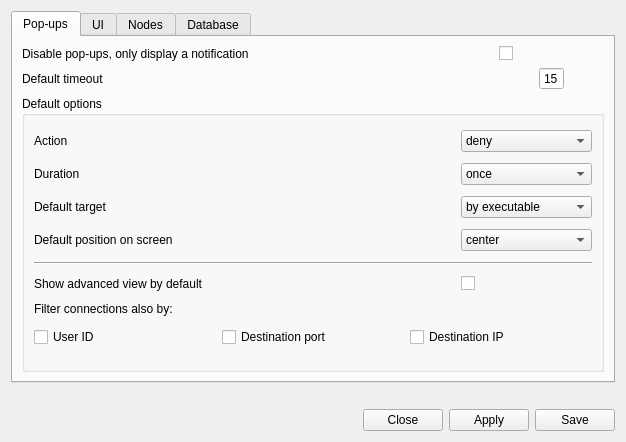
evilsocket/opensnitch, file ui/opensnitch/res/preferences.ui: the form before one commit.
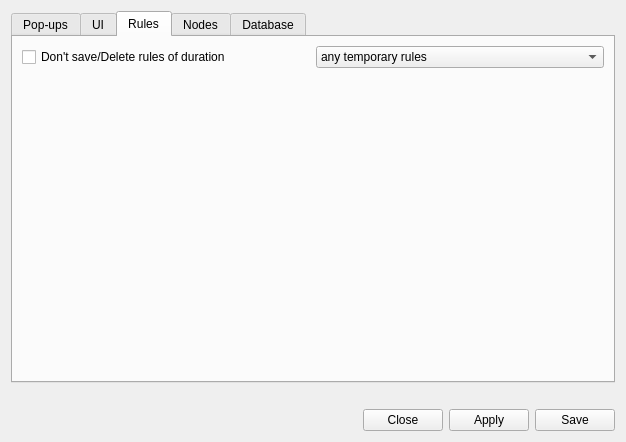
The form after the commit. The open tabs and pages were chosen to show the change. Icons and pictures are not drawn.

Commit message:
ui: more options to exclude/autoflush temp rules
Added more options for auto excluding/deleting temporary rules.
If the GUI was configured to store events to disk, you could end up
having thousands of temporary rules over time.

Closes: #622

```diff
--- a/ui/opensnitch/res/preferences.ui
+++ b/ui/opensnitch/res/preferences.ui
@@ -481,17 +481,7 @@
        <string>UI</string>
       </attribute>
       <layout class="QGridLayout" name="gridLayout_6">
-       <item row="2" column="0">
-        <widget class="QCheckBox" name="checkUIRules">
-         <property name="toolTip">
-          <string>&lt;html&gt;&lt;head/&gt;&lt;body&gt;&lt;p&gt;When this option is selected, the rules of the selected duration won't be added to the list of temporary rules in the GUI.&lt;/p&gt;&lt;p&gt;&lt;br/&gt;&lt;/p&gt;&lt;p&gt;Temporary rules will still be valid, and you can use them when prompted to allow/deny a new connection.&lt;/p&gt;&lt;/body&gt;&lt;/html&gt;</string>
-         </property>
-         <property name="text">
-          <string>Don't save rules of duration</string>
-         </property>
-        </widget>
-       </item>
-       <item row="3" column="0" colspan="2">
+       <item row="2" column="0" colspan="2">
         <widget class="QGroupBox" name="groupNotifs">
          <property name="sizePolicy">
           <sizepolicy hsizetype="Preferred" vsizetype="Fixed">
@@ -725,7 +715,28 @@
          </property>
         </widget>
        </item>
-       <item row="2" column="1">
+      </layout>
+     </widget>
+     <widget class="QWidget" name="tab_5">
+      <attribute name="title">
+       <string>Rules</string>
+      </attribute>
+      <layout class="QGridLayout" name="gridLayout_11">
+       <item row="0" column="0">
+        <layout class="QHBoxLayout" name="horizontalLayout_5">
+         <item>
+          <widget class="QCheckBox" name="checkUIRules">
+           <property name="toolTip">
+            <string>When this option is selected, the rules of the selected duration won't be added to the list of temporary rules in the GUI.
+
+Temporary rules will still be valid, and you can use them when prompted to allow/deny a new connection.</string>
+           </property>
+           <property name="text">
+            <string>Don't save/Delete rules of duration</string>
+           </property>
+          </widget>
+         </item>
+         <item>
         <widget class="QComboBox" name="comboUIRules">
          <item>
           <property name="text">
@@ -737,14 +748,47 @@
            <string>once</string>
           </property>
          </item>
-        </widget>
-       </item>
-       <item row="1" column="0" colspan="2">
-        <widget class="QLabel" name="labelThemeError">
+           <item>
+            <property name="text">
+             <string>30s or less</string>
+            </property>
+           </item>
+           <item>
          <property name="text">
-          <string/>
-         </property>
-        </widget>
+             <string>5m or less</string>
+            </property>
+           </item>
+           <item>
+            <property name="text">
+             <string>15m or less</string>
+            </property>
+           </item>
+           <item>
+            <property name="text">
+             <string>30m or less</string>
+            </property>
+           </item>
+           <item>
+            <property name="text">
+             <string>1h or less</string>
+            </property>
+           </item>
+          </widget>
+         </item>
+        </layout>
+       </item>
+       <item row="1" column="0">
+        <spacer name="verticalSpacer_2">
+         <property name="orientation">
+          <enum>Qt::Vertical</enum>
+         </property>
+         <property name="sizeHint" stdset="0">
+          <size>
+           <width>20</width>
+           <height>40</height>
+          </size>
+         </property>
+        </spacer>
        </item>
       </layout>
      </widget>
```
Left out of the diff: 18 changed lines with no effect on the pictures. Lines whose indentation alone changed are shown as unchanged. The commit also changes 6 other files.
